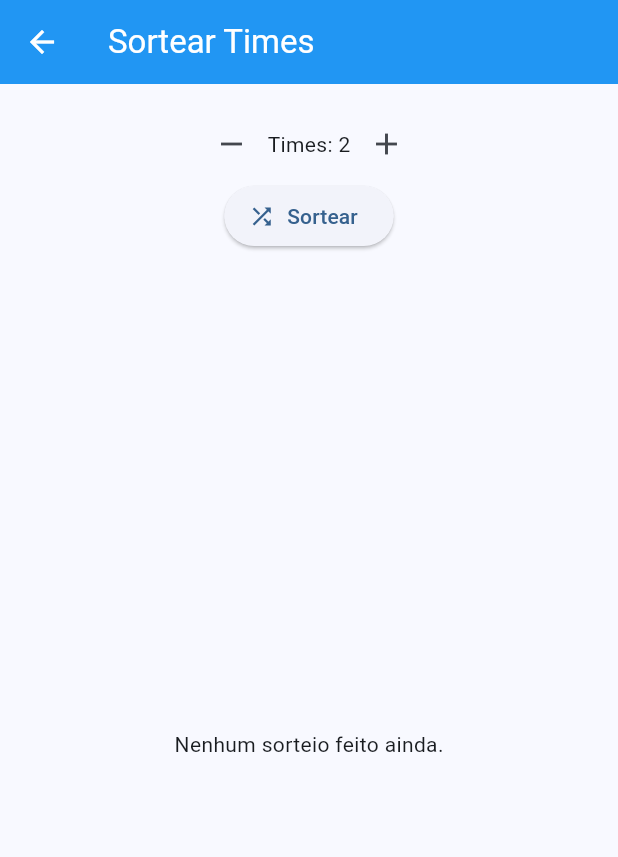
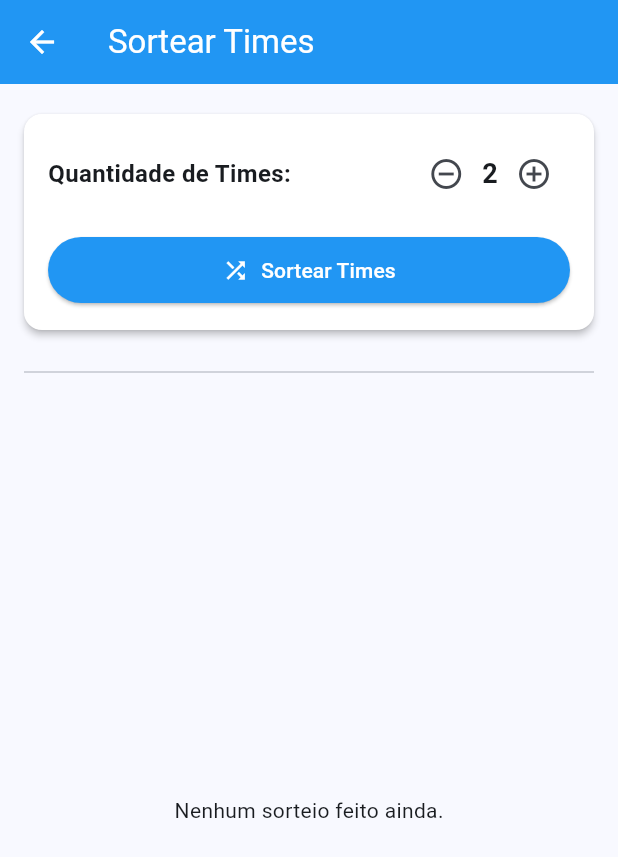
Before and after one commit to loudnts09/random-teams, a Flutter app: the screen it shows after launch, after a tap on "Sortear Times", on a phone screen of 412 x 824 dp. Shown: the top 857 px of the screen. Run offline on Flutter 3.47's test engine with Material 3 defaults, Android fonts, the phone set to English and light mode, and no system bars; our stand-ins replace image_picker, share_plus, sqflite; accounts and stored records are empty.

Commit message:
feat: integrate share and url launcher plugins, enhance theme and UI elements

```diff
--- a/lib/theme/app_theme.dart
+++ b/lib/theme/app_theme.dart
@@ -31,6 +31,14 @@ class AppTheme {
       backgroundColor: seedColor,
       foregroundColor: Colors.white,
     ),
+
+    elevatedButtonTheme: ElevatedButtonThemeData(
+      style: ElevatedButton.styleFrom(
+        backgroundColor: seedColor, // Fundo Azul
+        foregroundColor: Colors.white, // Letra Branca
+        iconColor: Colors.white, // Ícone Branco
+      ),
+    )
   );
 
   static final ThemeData darkTheme = ThemeData(
@@ -43,6 +51,8 @@ class AppTheme {
     ),
 
     appBarTheme: const AppBarTheme(
+      backgroundColor: seedColor,
+      foregroundColor: Colors.white,
       centerTitle: false,
       elevation: 0,
     ),
@@ -51,5 +61,13 @@ class AppTheme {
       elevation: 2,
       margin: EdgeInsets.symmetric(vertical: 4, horizontal: 0),
     ),
+
+    elevatedButtonTheme: ElevatedButtonThemeData(
+      style: ElevatedButton.styleFrom(
+        backgroundColor: seedColor, // Fundo Azul
+        foregroundColor: Colors.white, // Letra Branca
+        iconColor: Colors.white, // Ícone Branco
+      ),
+    )
   );
 }
--- a/lib/view/home_view.dart
+++ b/lib/view/home_view.dart
@@ -11,9 +11,7 @@ class HomeView extends StatelessWidget {
     log("HomeView build chamado");
     return Scaffold(
       appBar: AppBar(
-        backgroundColor: Colors.blue,
         title: const Text('Gerador de times'),
-        foregroundColor: Colors.white,
       ),
       body: Center(
         child: Padding(
--- a/lib/view/jogadores_view.dart
+++ b/lib/view/jogadores_view.dart
@@ -230,9 +230,6 @@ class _JogadoresViewState extends State<JogadoresView> {
     return Scaffold(
       appBar: AppBar(
         title: const Text('Gerenciar jogadores'),
-        centerTitle: false,
-        backgroundColor: Colors.blue,
-        foregroundColor: Colors.white,
       ),
       floatingActionButton: FloatingActionButton(
         onPressed: () {
@@ -258,7 +255,9 @@ class _JogadoresViewState extends State<JogadoresView> {
                       final jogador = viewModel.jogadores[index];
                       return Card(
                         child: ListTile(
+                          minVerticalPadding: 25,
                           leading: CircleAvatar(
+                            radius: 39,
                             backgroundImage: jogador.foto != null ? FileImage(File(jogador.foto!)) : null,
                             child: jogador.foto == null ? const Icon(Icons.person) : null,
                           ),
--- a/lib/view/sorteio_view.dart
+++ b/lib/view/sorteio_view.dart
@@ -1,7 +1,8 @@
 import 'package:flutter/material.dart';
 import 'package:provider/provider.dart';
+import 'dart:developer';
+import 'dart:io';
 import '../viewmodel/jogador_viewmodel.dart';
-import 'dart:developer';
 
 class SorteioView extends StatefulWidget {
   const SorteioView({super.key});
@@ -13,117 +14,128 @@ class SorteioView extends StatefulWidget {
 class _SorteioViewState extends State<SorteioView> {
   int _numeroTimes = 2;
 
-  List<List<String>> _timesSorteados = [];
-
   @override
   void initState() {
     super.initState();
     WidgetsBinding.instance.addPostFrameCallback((_) {
-      log("SorteioView build chamado carregando jogadores");
-      Provider.of<JogadorViewModel>(context, listen: false).carregarJogadores();
+      log("SorteioView: Carregando dados...");
+      final vm = Provider.of<JogadorViewModel>(context, listen: false);
+      vm.carregarJogadores();
+      vm.carregarUltimoSorteio();
     });
-  }
-
-  void _sortear() {
-    final viewModel = Provider.of<JogadorViewModel>(context, listen: false);
-
-    log("iniciando (jogadores= ${viewModel.jogadores.length}, times ${_numeroTimes}");
-
-    if (viewModel.jogadores.isEmpty) {
-      log("nenhum jogador cadastrado. abortando sorteio");
-      ScaffoldMessenger.of(context).showSnackBar(
-        const SnackBar(content: Text('Nenhum jogador cadastrado!')),
-      );
-      return;
-    }
-
-    // cria lista de nomes
-    final lista = viewModel.jogadores.map((j) => j.nome).toList();
-
-    lista.shuffle();
-    log("lista embaralhada");
-
-    final List<List<String>> times = List.generate(_numeroTimes, (_) => []);
-    int index = 0;
-
-    for (var nome in lista) {
-      times[index].add(nome);
-      index = (index + 1) % _numeroTimes;
-    }
-
-    log("times gerados (tamanhos=${times.map((t) => t.length).toList()})");
-
-    setState(() {
-      _timesSorteados = times;
-    });
-
-    log("setState aplicado, _timesSorteados.length=${_timesSorteados.length}");
   }
 
   @override
   Widget build(BuildContext context) {
     final viewModel = Provider.of<JogadorViewModel>(context);
+    final times = viewModel.timesSorteados;
 
-    log("_numeroTimes=$_numeroTimes _timesSorteados=${_timesSorteados.length} jogadores=${viewModel.jogadores.length}");
+    log("_numeroTimes=$_numeroTimes times=${times.length} jogadores=${viewModel.jogadores.length}");
 
     return Scaffold(
       appBar: AppBar(
         title: const Text('Sortear Times'),
-        centerTitle: false,
-        backgroundColor: Colors.blue,
-        foregroundColor: Colors.white,
+        actions: [
+          if (times.isNotEmpty)
+            viewModel.gerandoImagem
+                ? const Padding(
+                    padding: EdgeInsets.all(12.0),
+                    child: CircularProgressIndicator(
+                      color: Colors.white,
+                      strokeWidth: 2,
+                    ),
+                  )
+                : IconButton(
+                    icon: const Icon(Icons.share),
+                    tooltip: "Exportar como Imagem",
+                    onPressed: () => viewModel.compartilharImagem(),
+                  ),
+        ],
       ),
       body: Padding(
         padding: const EdgeInsets.all(16.0),
         child: Column(
           children: [
+            // --- CONTROLES (não fazem parte da imagem exportada) ---
+            Card(
+              child: Padding(
+                padding: const EdgeInsets.all(16.0),
+                child: Column(
+                  children: [
                     Row(
-              mainAxisAlignment: MainAxisAlignment.center,
+                      mainAxisAlignment: MainAxisAlignment.spaceBetween,
+                      children: [
+                        const Text(
+                          "Quantidade de Times:",
+                          style: TextStyle(fontWeight: FontWeight.bold, fontSize: 16),
+                        ),
+                        Row(
                           children: [
                             IconButton(
                               onPressed: () {
                                 if (_numeroTimes > 2) {
-                      setState(() {
-                        _numeroTimes--;
-                        log("decrementou _numeroTimes -> $_numeroTimes");
-                      });
-                    }
-                    else{
-                      log("tentativa de decrementar abaixo de 2 ignorada");
+                                  setState(() => _numeroTimes--);
                                 }
                               },
-                  icon: const Icon(Icons.remove),
+                              icon: const Icon(Icons.remove_circle_outline),
                             ),
-                Text('Times: $_numeroTimes'),
+                            Text(
+                              '$_numeroTimes',
+                              style: const TextStyle(fontSize: 18, fontWeight: FontWeight.bold),
+                            ),
                             IconButton(
-                  onPressed: () => setState(() {
-                     _numeroTimes++;
-                      log("incrementou _numeroTimes -> $_numeroTimes");
-                    }),
-                  icon: const Icon(Icons.add),
+                              onPressed: () => setState(() => _numeroTimes++),
+                              icon: const Icon(Icons.add_circle_outline),
                             ),
                           ],
                         ),
-
-            ElevatedButton.icon(
-              onPressed: (){
-                log("botão de sortear pressionado");
-                _sortear();
-              },
-              icon: const Icon(Icons.shuffle),
-              label: const Text('Sortear'),
+                      ],
+                    ),
+                    const SizedBox(height: 16),
+                    SizedBox(
+                      width: double.infinity,
+                      child: ElevatedButton.icon(
+                        style: ElevatedButton.styleFrom(
+                          padding: const EdgeInsets.symmetric(vertical: 12),
+                        ),
+                        onPressed: viewModel.carregando
+                            ? null
+                            : () => viewModel.sortear(_numeroTimes),
+                        icon: viewModel.carregando
+                            ? const SizedBox(
+                                width: 20,
+                                height: 20,
+                                child: CircularProgressIndicator(
+                                  color: Colors.white,
+                                  strokeWidth: 2,
+                                ),
+                              )
+                            : const Icon(Icons.shuffle),
+                        label: Text(viewModel.carregando ? 'Sorteando...' : 'Sortear Times'),
+                      ),
+                    ),
+                  ],
+                ),
+              ),
             ),
 
             const SizedBox(height: 16),
+            const Divider(),
+            const SizedBox(height: 16),
 
+            // --- ÁREA QUE SE TRANSFORMA EM IMAGEM ---
             Expanded(
-              child: _timesSorteados.isEmpty
+              child: times.isEmpty
                   ? const Center(child: Text('Nenhum sorteio feito ainda.'))
                   : SingleChildScrollView(
+                      child: RepaintBoundary(
+                        key: viewModel.globalKey, // AGORA VEM DO VIEWMODEL
+                        child: Container(
+                          color: Theme.of(context).scaffoldBackgroundColor,
+                          padding: const EdgeInsets.all(4.0),
                           child: Column(
-                        children: List.generate(_timesSorteados.length, (i) {
-                          final time = _timesSorteados[i];
-
+                            children: List.generate(times.length, (i) {
+                              final time = times[i];
                               return Card(
                                 margin: const EdgeInsets.symmetric(vertical: 8),
                                 child: Padding(
@@ -139,20 +151,32 @@ class _SorteioViewState extends State<SorteioView> {
                                         ),
                                       ),
                                       const SizedBox(height: 8),
-
                                       Wrap(
                                         spacing: 8,
                                         runSpacing: 8,
-                                    children: time.map((nome) {
+                                        children: time.map((jogador) {
                                           return Column(
                                             mainAxisSize: MainAxisSize.min,
                                             children: [
-                                          const CircleAvatar(
-                                            radius: 28,
-                                            child: Icon(Icons.person),
+                                              CircleAvatar(
+                                                radius: 39,
+                                                backgroundImage: jogador.foto != null
+                                                    ? FileImage(File(jogador.foto!))
+                                                    : null,
+                                                child: jogador.foto == null
+                                                    ? const Icon(Icons.person)
+                                                    : null,
                                               ),
                                               const SizedBox(height: 6),
-                                          Text(nome),
+                                              Text(jogador.nome),
+                                              Row(
+                                                mainAxisSize: MainAxisSize.min,
+                                                children: List.generate(
+                                                  jogador.nivel,
+                                                  (index) => const Icon(Icons.star,
+                                                      size: 10, color: Colors.orange),
+                                                ),
+                                              ),
                                             ],
                                           );
                                         }).toList(),
@@ -165,6 +189,8 @@ class _SorteioViewState extends State<SorteioView> {
                           ),
                         ),
                       ),
+                    ),
+            ),
           ],
         ),
       ),
--- a/pubspec.yaml
+++ b/pubspec.yaml
@@ -35,6 +35,7 @@ dependencies:
   provider: ^6.1.5+1
   image_picker: ^1.0.7
   path_provider: ^2.1.2
+  share_plus: ^10.0.0
 
   # The following adds the Cupertino Icons font to your application.
   # Use with the CupertinoIcons class for iOS style icons.
```
Also changed, not shown: lib/viewmodel/jogador_viewmodel.dart (+67 -0 lines), pubspec.lock, 5 other files. Lines whose indentation alone changed are shown as unchanged.
